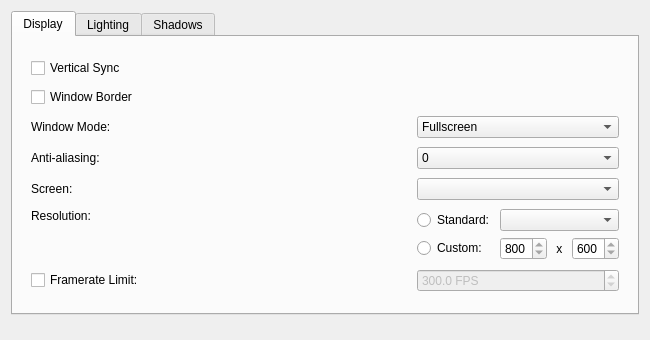
Qt form files/ui/graphicspage.ui (sunhawken/openmw) before a commit.
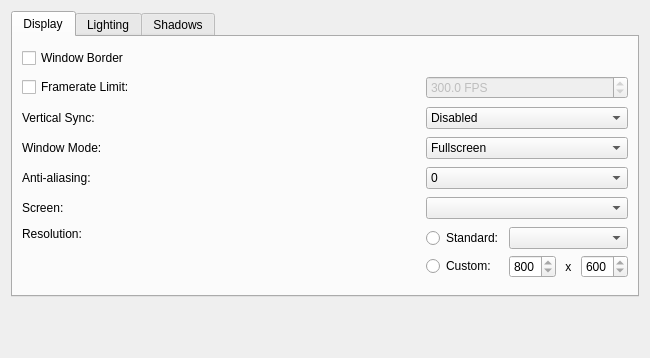
The same form after that commit.

Commit message: Add support for non-adaptive VSync (feature 7129)

What changed in the file:
```diff
--- a/files/ui/graphicspage.ui
+++ b/files/ui/graphicspage.ui
@@ -7,7 +7,7 @@
     <x>0</x>
     <y>0</y>
     <width>650</width>
-    <height>340</height>
+    <height>358</height>
    </rect>
   </property>
   <layout class="QVBoxLayout" name="verticalLayout">
@@ -22,23 +22,78 @@
       </attribute>
       <layout class="QHBoxLayout" name="horizontalLayout_2">
        <item>
-        <widget class="QWidget" name="DisplayWidget">
          <layout class="QGridLayout" name="gridLayout_4" columnstretch="1,0">
+         <item row="5" column="0">
+          <widget class="QLabel" name="screenLabel">
+           <property name="text">
+            <string>Screen:</string>
+           </property>
+          </widget>
+         </item>
+         <item row="4" column="1">
+          <widget class="QComboBox" name="antiAliasingComboBox">
+           <item>
+            <property name="text">
+             <string>0</string>
+            </property>
+           </item>
+           <item>
+            <property name="text">
+             <string>2</string>
+            </property>
+           </item>
+           <item>
+            <property name="text">
+             <string>4</string>
+            </property>
+           </item>
+           <item>
+            <property name="text">
+             <string>8</string>
+            </property>
+           </item>
+           <item>
+            <property name="text">
+             <string>16</string>
+            </property>
+           </item>
+          </widget>
+         </item>
+         <item row="5" column="1">
+          <widget class="QComboBox" name="screenComboBox"/>
+         </item>
           <item row="3" column="0">
+          <widget class="QLabel" name="windowModeLabel">
+           <property name="text">
+            <string>Window Mode:</string>
+           </property>
+          </widget>
+         </item>
+         <item row="6" column="0">
+          <widget class="QLabel" name="resolutionLabel">
+           <property name="text">
+            <string>Resolution:</string>
+           </property>
+           <property name="alignment">
+            <set>Qt::AlignLeading|Qt::AlignLeft|Qt::AlignTop</set>
+           </property>
+          </widget>
+         </item>
+         <item row="2" column="0">
+          <widget class="QLabel" name="vSyncLabel">
+           <property name="text">
+            <string>Vertical Sync:</string>
+           </property>
+          </widget>
+         </item>
+         <item row="4" column="0">
            <widget class="QLabel" name="antiAliasingLabel">
             <property name="text">
              <string>Anti-aliasing:</string>
             </property>
            </widget>
           </item>
-          <item row="6" column="0">
-           <widget class="QCheckBox" name="framerateLimitCheckBox">
-            <property name="text">
-             <string>Framerate Limit:</string>
-            </property>
-           </widget>
-          </item>
-          <item row="5" column="1">
+         <item row="6" column="1">
            <layout class="QGridLayout" name="resolutionLayout">
             <item row="1" column="2">
              <layout class="QHBoxLayout" name="customResolutionLayout" stretch="1,0,1">
@@ -87,39 +142,7 @@
             </item>
            </layout>
           </item>
-          <item row="6" column="1">
-           <widget class="QDoubleSpinBox" name="framerateLimitSpinBox">
-            <property name="enabled">
-             <bool>false</bool>
-            </property>
-            <property name="suffix">
-             <string> FPS</string>
-            </property>
-            <property name="decimals">
-             <number>1</number>
-            </property>
-            <property name="minimum">
-             <double>1</double>
-            </property>
-            <property name="maximum">
-             <double>1000</double>
-            </property>
-            <property name="singleStep">
-             <double>15</double>
-            </property>
-            <property name="value">
-             <double>300</double>
-            </property>
-           </widget>
-          </item>
-          <item row="1" column="0">
-           <widget class="QCheckBox" name="windowBorderCheckBox">
-            <property name="text">
-             <string>Window Border</string>
-            </property>
-           </widget>
-          </item>
-          <item row="2" column="1">
+         <item row="3" column="1">
             <widget class="QComboBox" name="windowModeComboBox">
             <property name="currentIndex">
                 <number>0</number>
@@ -141,71 +164,68 @@
             </item>
             </widget>
           </item>
-          <item row="2" column="0">
-           <widget class="QLabel" name="windowModeLabel">
-            <property name="text">
-             <string>Window Mode:</string>
-            </property>
-           </widget>
-          </item>
-          <item row="5" column="0">
-           <widget class="QLabel" name="resolutionLabel">
-            <property name="text">
-             <string>Resolution:</string>
-            </property>
-            <property name="alignment">
-             <set>Qt::AlignLeading|Qt::AlignLeft|Qt::AlignTop</set>
-            </property>
-           </widget>
-          </item>
-          <item row="4" column="1">
-           <widget class="QComboBox" name="screenComboBox"/>
-          </item>
-          <item row="4" column="0">
-           <widget class="QLabel" name="screenLabel">
-            <property name="text">
-             <string>Screen:</string>
-            </property>
-           </widget>
-          </item>
-          <item row="3" column="1">
-           <widget class="QComboBox" name="antiAliasingComboBox">
-            <item>
-             <property name="text">
-              <string>0</string>
-             </property>
-            </item>
-            <item>
-             <property name="text">
-              <string>2</string>
-             </property>
-            </item>
-            <item>
-             <property name="text">
-              <string>4</string>
-             </property>
-            </item>
-            <item>
-             <property name="text">
-              <string>8</string>
-             </property>
-            </item>
-            <item>
-             <property name="text">
-              <string>16</string>
-             </property>
-            </item>
-           </widget>
-          </item>
           <item row="0" column="0">
-           <widget class="QCheckBox" name="vSyncCheckBox">
+          <widget class="QCheckBox" name="windowBorderCheckBox">
             <property name="text">
-             <string>Vertical Sync</string>
+            <string>Window Border</string>
+           </property>
+          </widget>
+         </item>
+         <item row="2" column="1">
+          <widget class="QComboBox" name="vSyncComboBox">
+           <property name="currentIndex">
+            <number>0</number>
+           </property>
+           <item>
+            <property name="text">
+             <string>Disabled</string>
+            </property>
+           </item>
+           <item>
+            <property name="text">
+             <string>Enabled</string>
+            </property>
+           </item>
+           <item>
+            <property name="text">
+             <string>Adaptive</string>
+            </property>
+           </item>
+          </widget>
+         </item>
+         <item row="1" column="0">
+          <widget class="QCheckBox" name="framerateLimitCheckBox">
+           <property name="text">
+            <string>Framerate Limit:</string>
+           </property>
+          </widget>
+         </item>
+         <item row="1" column="1">
+          <widget class="QDoubleSpinBox" name="framerateLimitSpinBox">
+           <property name="enabled">
+            <bool>false</bool>
+           </property>
+           <property name="suffix">
+            <string> FPS</string>
+           </property>
+           <property name="decimals">
+            <number>1</number>
+           </property>
+           <property name="minimum">
+            <double>1.000000000000000</double>
+           </property>
+           <property name="maximum">
+            <double>1000.000000000000000</double>
+           </property>
+           <property name="singleStep">
+            <double>15.000000000000000</double>
+           </property>
+           <property name="value">
+            <double>300.000000000000000</double>
             </property>
            </widget>
           </item>
          </layout>
-        </widget>
        </item>
       </layout>
      </widget>
@@ -265,15 +285,7 @@
       </attribute>
       <layout class="QHBoxLayout" name="horizontalLayout">
        <item>
-        <widget class="QWidget" name="ShadowWidget">
-         <property name="sizePolicy">
-          <sizepolicy hsizetype="Preferred" vsizetype="Preferred">
-           <horstretch>1</horstretch>
-           <verstretch>1</verstretch>
-          </sizepolicy>
-         </property>
          <layout class="QGridLayout" name="shadowsLayout" columnstretch="0,0">
-
           <item row="0" column="0">
            <widget class="QCheckBox" name="playerShadowsCheckBox">
             <property name="toolTip">
@@ -327,14 +339,14 @@
           <item row="5" column="0">
            <widget class="QLabel" name="shadowComputeSceneBoundsLabel">
             <property name="toolTip">
-             <string>&lt;html&gt;&lt;head/&gt;&lt;body&gt;&lt;p&gt;Type of "compute scene bounds" computation method to be used. Bounds (default) for good balance between performance and shadow quality, primitives for better looking shadows or none for no computation.&lt;/p&gt;&lt;/body&gt;&lt;/html&gt;</string>
+            <string>&lt;html&gt;&lt;head/&gt;&lt;body&gt;&lt;p&gt;Type of &quot;compute scene bounds&quot; computation method to be used. Bounds (default) for good balance between performance and shadow quality, primitives for better looking shadows or none for no computation.&lt;/p&gt;&lt;/body&gt;&lt;/html&gt;</string>
             </property>
             <property name="text">
              <string>Shadow Near Far Computation Method:</string>
             </property>
            </widget>
           </item>
-          <item row="5" column="1">compute scene bounds
+         <item row="5" column="1">
            <widget class="QComboBox" name="shadowComputeSceneBoundsComboBox">
             <item>
              <property name="text">
@@ -438,19 +450,17 @@
              <number>2</number>
             </property>
             <property name="minimum">
-             <double>0</double>
+            <double>0.000000000000000</double>
             </property>
             <property name="maximum">
-             <double>1</double>
+            <double>1.000000000000000</double>
             </property>
             <property name="value">
-             <double>0.90</double>
+            <double>0.900000000000000</double>
             </property>
            </widget>
           </item>
-
-         </layout>
-        </widget>
+        </layout>
        </item>
       </layout>
      </widget>
```
Lines whose indentation alone changed are shown as unchanged. The commit also changes 15 other files.
